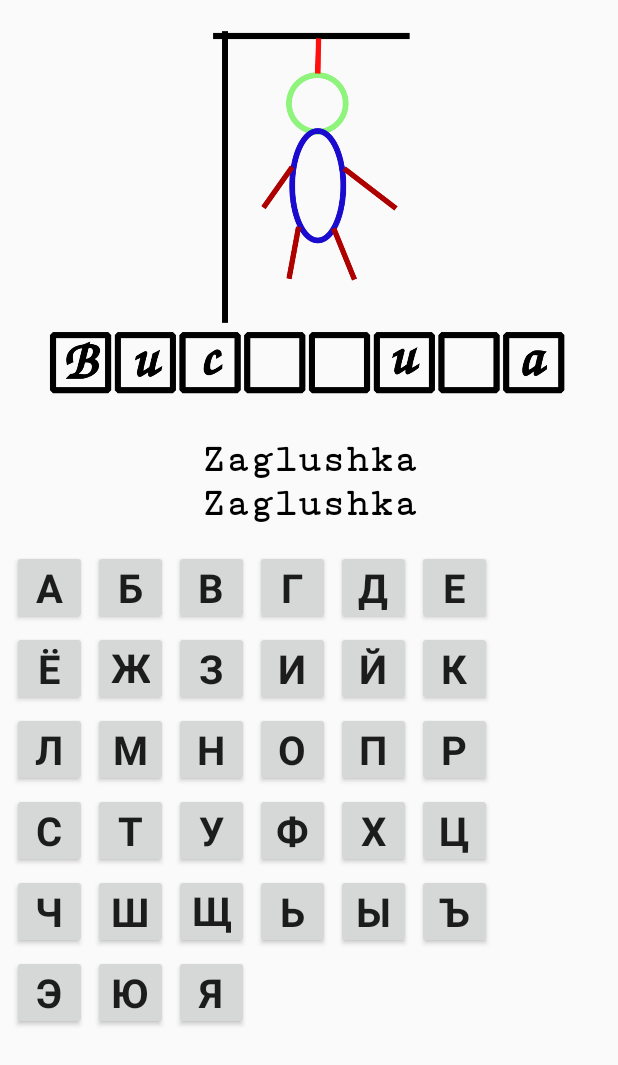
After one commit to Meownjik/Hangdroid, an Android app: the GameActivity screen opened directly, with no data from a screen before it, on a phone screen of 412 x 824 dp. The commit adds this screen. Shown: the top 1065 px of the screen. Run offline under Robolectric (Android 15) with nearby library versions, the phone set to English and light mode, and no system bars.

Commit message:
LettersEnFragment design

```diff
--- a/app/build.gradle
+++ b/app/build.gradle
@@ -26,6 +26,8 @@ dependencies {
     implementation fileTree(dir: "libs", include: ["*.jar"])
     implementation 'androidx.appcompat:appcompat:1.2.0'
     implementation 'androidx.constraintlayout:constraintlayout:2.0.3'
+    implementation 'androidx.legacy:legacy-support-v4:1.0.0'
+    implementation 'com.google.android:flexbox:2.0.1' //flexible layout https://github.com/google/flexbox-layout
     testImplementation 'junit:junit:4.12'
     androidTestImplementation 'androidx.test.ext:junit:1.1.2'
     androidTestImplementation 'androidx.test.espresso:espresso-core:3.3.0'
--- a/app/src/main/AndroidManifest.xml
+++ b/app/src/main/AndroidManifest.xml
@@ -9,7 +9,8 @@
         android:roundIcon="@mipmap/ic_launcher_round"
         android:supportsRtl="true"
         android:theme="@style/AppTheme">
-        <activity android:name=".InputWordActivity"></activity>
+        <activity android:name=".GameActivity"></activity>
+        <activity android:name=".InputWordActivity" />
         <activity android:name=".MainActivity">
             <intent-filter>
                 <action android:name="android.intent.action.MAIN" />
--- /dev/null
+++ b/app/src/main/java/com/wikia/meownjik/shibenitsa/GameActivity.java
@@ -0,0 +1,15 @@
+package com.wikia.meownjik.shibenitsa;
+
+import androidx.appcompat.app.AppCompatActivity;
+
+import android.os.Bundle;
+
+public class GameActivity extends AppCompatActivity {
+    LettersEnFragment enFragment;
+
+    @Override
+    protected void onCreate(Bundle savedInstanceState) {
+        super.onCreate(savedInstanceState);
+        setContentView(R.layout.activity_game);
+    }
+}
--- /dev/null
+++ b/app/src/main/java/com/wikia/meownjik/shibenitsa/LettersEnFragment.java
@@ -0,0 +1,90 @@
+package com.wikia.meownjik.shibenitsa;
+
+import android.content.Context;
+import android.os.Bundle;
+
+import androidx.fragment.app.Fragment;
+
+import android.util.Log;
+import android.view.LayoutInflater;
+import android.view.View;
+import android.view.ViewGroup;
+
+import com.wikia.meownjik.shibenitsa.businesslogic.Languages;
+
+public class LettersEnFragment extends Fragment {
+
+    public LettersEnFragment() {
+        // Required empty public constructor
+    }
+
+
+    @Override
+    public void onAttach(Context activity) {
+        //public void onAttach(Activity activity) {
+        super.onAttach(activity);
+        Log.d(MainActivity.TAG, "LettersEnFragment onAttach()");
+    }
+
+    public void onCreate(Bundle savedInstanceState) {
+        super.onCreate(savedInstanceState);
+        Log.d(MainActivity.TAG, "LettersEnFragment onCreate()");
+    }
+
+    @Override
+    public View onCreateView(LayoutInflater inflater, ViewGroup container,
+                             Bundle savedInstanceState) {
+        // Inflate the layout for this fragment
+        //return inflater.inflate(R.layout.fragment_LettersEnFragment, container, false);
+        Log.d(MainActivity.TAG, "LettersEnFragment onCreateView()");
+        return inflater.inflate(R.layout.fragment_letters_en, null);
+    }
+
+    @Override
+    public void onActivityCreated(Bundle savedInstanceState) {
+        super.onActivityCreated(savedInstanceState);
+        Log.d(MainActivity.TAG, "LettersEnFragment onActivityCreated()");
+    }
+
+    @Override
+    public void onStart() {
+        super.onStart();
+        Log.d(MainActivity.TAG, "LettersEnFragment onStart()");
+    }
+
+    @Override
+    public void onResume() {
+        super.onResume();
+        Log.d(MainActivity.TAG, "LettersEnFragment onResume()");
+    }
+
+    @Override
+    public void onPause() {
+        super.onPause();
+        Log.d(MainActivity.TAG, "LettersEnFragment onPause()");
+    }
+
+    @Override
+    public void onStop() {
+        super.onStop();
+        Log.d(MainActivity.TAG, "LettersEnFragment onStop()");
+    }
+
+    @Override
+    public void onDestroyView() {
+        super.onDestroyView();
+        Log.d(MainActivity.TAG, "LettersEnFragment onDestroyView()");
+    }
+
+    @Override
+    public void onDestroy() {
+        super.onDestroy();
+        Log.d(MainActivity.TAG, "LettersEnFragment onDestroy()");
+    }
+
+    @Override
+    public void onDetach() {
+        super.onDetach();
+        Log.d(MainActivity.TAG, "LettersEnFragment onDetach()");
+    }
+}
--- a/app/src/main/java/com/wikia/meownjik/shibenitsa/MainActivity.java
+++ b/app/src/main/java/com/wikia/meownjik/shibenitsa/MainActivity.java
@@ -15,7 +15,7 @@ import android.widget.Spinner;
 import android.widget.Toast;
 
 public class MainActivity extends AppCompatActivity {
-    private static final String TAG = "shibenitsaLogs";
+    public static final String TAG = "shibenitsaLogs";
     private Button play1;
     private Button play2;
     private Button words;
--- /dev/null
+++ b/app/src/main/res/layout/activity_game.xml
@@ -0,0 +1,57 @@
+<?xml version="1.0" encoding="utf-8"?>
+<androidx.constraintlayout.widget.ConstraintLayout xmlns:android="http://schemas.android.com/apk/res/android"
+    xmlns:app="http://schemas.android.com/apk/res-auto"
+    xmlns:tools="http://schemas.android.com/tools"
+    android:layout_width="match_parent"
+    android:layout_height="match_parent"
+    tools:context=".GameActivity">
+    <ImageView
+        android:id="@+id/picture"
+        android:layout_width="0dp"
+        android:layout_height="251dp"
+        android:layout_marginStart="16dp"
+        android:layout_marginLeft="16dp"
+        android:layout_marginTop="16dp"
+        android:layout_marginEnd="16dp"
+        android:layout_marginRight="16dp"
+        android:src="@drawable/viselitsa"
+        app:layout_constraintEnd_toEndOf="parent"
+        app:layout_constraintStart_toStartOf="parent"
+        app:layout_constraintTop_toTopOf="parent"
+        app:srcCompat="@drawable/viselitsa" />
+
+    <TextView
+        android:id="@+id/textViewWord"
+        android:layout_width="wrap_content"
+        android:layout_height="wrap_content"
+        android:layout_marginStart="32dp"
+        android:layout_marginLeft="32dp"
+        android:layout_marginTop="24dp"
+        android:layout_marginEnd="32dp"
+        android:layout_marginRight="32dp"
+        android:ems="10"
+        android:textSize="12pt"
+        android:textColor="@android:color/black"
+        android:textAlignment="center"
+        android:gravity="center_horizontal"
+        android:textStyle="bold"
+        app:fontFamily="serif-monospace"
+
+        app:layout_constraintEnd_toEndOf="parent"
+        app:layout_constraintStart_toStartOf="parent"
+        app:layout_constraintTop_toBottomOf="@+id/picture"
+        android:text="Zaglushka Zaglushka" />
+
+    <fragment
+        android:id="@+id/fragmentLetters"
+        android:name="com.wikia.meownjik.shibenitsa.LettersEnFragment"
+        android:layout_width="0dp"
+        android:layout_height="0dp"
+        android:layout_marginTop="8dp"
+        android:layout_marginBottom="16dp"
+        app:layout_constraintBottom_toBottomOf="parent"
+        app:layout_constraintEnd_toEndOf="parent"
+        app:layout_constraintStart_toStartOf="parent"
+        app:layout_constraintTop_toBottomOf="@+id/textViewWord"
+        tools:layout="@layout/fragment_letters_en" />
+</androidx.constraintlayout.widget.ConstraintLayout>
--- /dev/null
+++ b/app/src/main/res/layout/fragment_letters_en.xml
@@ -0,0 +1,521 @@
+<?xml version="1.0" encoding="utf-8"?>
+<FrameLayout xmlns:android="http://schemas.android.com/apk/res/android"
+    xmlns:app="http://schemas.android.com/apk/res-auto"
+    xmlns:tools="http://schemas.android.com/tools"
+    android:layout_width="match_parent"
+    android:layout_height="match_parent"
+    tools:context=".LettersEnFragment">
+
+<androidx.constraintlayout.widget.ConstraintLayout
+    android:layout_width="wrap_content"
+    android:layout_height="wrap_content">
+<!-- FIRST ROW -->
+    <Button
+        android:id="@+id/buttonA"
+        android:layout_width="50dp"
+        android:layout_height="50dp"
+        android:layout_marginStart="8dp"
+        android:layout_marginLeft="8dp"
+        android:layout_marginTop="8dp"
+        android:gravity="center"
+        android:text="А"
+        android:textSize="12pt"
+        android:textStyle="bold"
+        app:fontFamily="serif-monospace"
+        app:layout_constraintStart_toStartOf="parent"
+        app:layout_constraintTop_toTopOf="parent" />
+
+    <Button
+        android:id="@+id/buttonB"
+        android:layout_width="50dp"
+        android:layout_height="50dp"
+        android:layout_marginStart="4dp"
+        android:layout_marginLeft="4dp"
+        android:layout_marginTop="8dp"
+        android:text="Б"
+        app:fontFamily="serif-monospace"
+        android:gravity="center"
+        android:textStyle="bold"
+        android:textSize="12pt"
+        app:layout_constraintStart_toEndOf="@+id/buttonA"
+        app:layout_constraintTop_toTopOf="parent" />
+
+    <Button
+        android:id="@+id/buttonV"
+        android:layout_width="50dp"
+        android:layout_height="50dp"
+        android:layout_marginStart="4dp"
+        android:layout_marginLeft="4dp"
+        android:layout_marginTop="8dp"
+        android:text="В"
+        app:fontFamily="serif-monospace"
+        android:gravity="center"
+        android:textStyle="bold"
+        android:textSize="12pt"
+        app:layout_constraintStart_toEndOf="@+id/buttonB"
+        app:layout_constraintTop_toTopOf="parent" />
+
+    <Button
+        android:id="@+id/buttonG"
+        android:layout_width="50dp"
+        android:layout_height="50dp"
+        android:layout_marginStart="4dp"
+        android:layout_marginLeft="4dp"
+        android:layout_marginTop="8dp"
+        android:gravity="center"
+        android:text="Г"
+        android:textSize="12pt"
+        android:textStyle="bold"
+        app:fontFamily="serif-monospace"
+        app:layout_constraintStart_toEndOf="@+id/buttonV"
+        app:layout_constraintTop_toTopOf="parent" />
+
+    <Button
+        android:id="@+id/buttonD"
+        android:layout_width="50dp"
+        android:layout_height="50dp"
+        android:layout_marginStart="4dp"
+        android:layout_marginLeft="4dp"
+        android:layout_marginTop="8dp"
+        android:gravity="center"
+        android:text="Д"
+        android:textSize="12pt"
+        android:textStyle="bold"
+        app:fontFamily="serif-monospace"
+        app:layout_constraintStart_toEndOf="@+id/buttonG"
+        app:layout_constraintTop_toTopOf="parent" />
+
+    <Button
+        android:id="@+id/buttonYe"
+        android:layout_width="50dp"
+        android:layout_height="50dp"
+        android:layout_marginStart="4dp"
+        android:layout_marginLeft="4dp"
+        android:layout_marginTop="8dp"
+        android:gravity="center"
+        android:text="Е"
+        android:textSize="12pt"
+        android:textStyle="bold"
+        app:fontFamily="serif-monospace"
+        app:layout_constraintStart_toEndOf="@+id/buttonD"
+        app:layout_constraintTop_toTopOf="parent" />
+
+<!--    SECOND ROW -->
+
+    <Button
+        android:id="@+id/buttonYo"
+        android:layout_width="50dp"
+        android:layout_height="50dp"
+        android:layout_marginStart="8dp"
+        android:layout_marginLeft="8dp"
+        android:layout_marginTop="4dp"
+        android:text="Ё"
+        app:fontFamily="serif-monospace"
+        android:gravity="center"
+        android:textStyle="bold"
+        android:textSize="12pt"
+        app:layout_constraintStart_toStartOf="parent"
+        app:layout_constraintTop_toBottomOf="@+id/buttonA" />
+
+    <Button
+        android:id="@+id/buttonZh"
+        android:layout_width="50dp"
+        android:layout_height="50dp"
+        android:layout_marginStart="4dp"
+        android:layout_marginLeft="4dp"
+        android:layout_marginTop="4dp"
+        android:text="Ж"
+        app:fontFamily="serif-monospace"
+        android:gravity="center"
+        android:textStyle="bold"
+        android:textSize="12pt"
+        app:layout_constraintStart_toEndOf="@+id/buttonA"
+        app:layout_constraintTop_toBottomOf="@+id/buttonA" />
+
+    <Button
+        android:id="@+id/buttonZ"
+        android:layout_width="50dp"
+        android:layout_height="50dp"
+        android:layout_marginStart="4dp"
+        android:layout_marginLeft="4dp"
+        android:layout_marginTop="4dp"
+        android:text="З"
+        app:fontFamily="serif-monospace"
+        android:gravity="center"
+        android:textStyle="bold"
+        android:textSize="12pt"
+        app:layout_constraintStart_toEndOf="@+id/buttonB"
+        app:layout_constraintTop_toBottomOf="@+id/buttonA" />
+
+    <Button
+        android:id="@+id/buttonI"
+        android:layout_width="50dp"
+        android:layout_height="50dp"
+        android:layout_marginTop="4dp"
+        android:layout_marginEnd="4dp"
+        android:layout_marginRight="4dp"
+        android:gravity="center"
+        android:text="И"
+        android:textSize="12pt"
+        android:textStyle="bold"
+        app:fontFamily="serif-monospace"
+        app:layout_constraintEnd_toStartOf="@+id/buttonD"
+        app:layout_constraintTop_toBottomOf="@+id/buttonA" />
+
+    <Button
+        android:id="@+id/buttonJ"
+        android:layout_width="50dp"
+        android:layout_height="50dp"
+        android:layout_marginTop="4dp"
+        android:layout_marginEnd="4dp"
+        android:layout_marginRight="4dp"
+        android:gravity="center"
+        android:text="Й"
+        android:textSize="12pt"
+        android:textStyle="bold"
+        app:fontFamily="serif-monospace"
+        app:layout_constraintEnd_toStartOf="@+id/buttonYe"
+        app:layout_constraintTop_toBottomOf="@+id/buttonA" />
+
+    <Button
+        android:id="@+id/buttonK"
+        android:layout_width="50dp"
+        android:layout_height="50dp"
+        android:layout_marginStart="4dp"
+        android:layout_marginLeft="4dp"
+        android:layout_marginTop="4dp"
+        android:gravity="center"
+        android:text="К"
+        android:textSize="12pt"
+        android:textStyle="bold"
+        app:fontFamily="serif-monospace"
+        app:layout_constraintStart_toEndOf="@+id/buttonD"
+        app:layout_constraintTop_toBottomOf="@+id/buttonA" />
+
+<!--    THIRD ROW -->
+
+    <Button
+        android:id="@+id/buttonL"
+        android:layout_width="50dp"
+        android:layout_height="50dp"
+        android:layout_marginStart="8dp"
+        android:layout_marginLeft="8dp"
+        android:layout_marginTop="4dp"
+        android:text="Л"
+        app:fontFamily="serif-monospace"
+        android:gravity="center"
+        android:textStyle="bold"
+        android:textSize="12pt"
+        app:layout_constraintStart_toStartOf="parent"
+        app:layout_constraintTop_toBottomOf="@+id/buttonYo" />
+
+    <Button
+        android:id="@+id/buttonM"
+        android:layout_width="50dp"
+        android:layout_height="50dp"
+        android:layout_marginStart="4dp"
+        android:layout_marginLeft="4dp"
+        android:layout_marginTop="4dp"
+        android:text="М"
+        app:fontFamily="serif-monospace"
+        android:gravity="center"
+        android:textStyle="bold"
+        android:textSize="12pt"
+        app:layout_constraintStart_toEndOf="@+id/buttonA"
+        app:layout_constraintTop_toBottomOf="@+id/buttonYo" />
+
+    <Button
+        android:id="@+id/buttonN"
+        android:layout_width="50dp"
+        android:layout_height="50dp"
+        android:layout_marginStart="4dp"
+        android:layout_marginLeft="4dp"
+        android:layout_marginTop="4dp"
+        android:text="Н"
+        app:fontFamily="serif-monospace"
+        android:gravity="center"
+        android:textStyle="bold"
+        android:textSize="12pt"
+        app:layout_constraintStart_toEndOf="@+id/buttonB"
+        app:layout_constraintTop_toBottomOf="@+id/buttonYo" />
+
+    <Button
+        android:id="@+id/buttonO"
+        android:layout_width="50dp"
+        android:layout_height="50dp"
+        android:layout_marginTop="4dp"
+        android:layout_marginEnd="4dp"
+        android:layout_marginRight="4dp"
+        android:gravity="center"
+        android:text="О"
+        android:textSize="12pt"
+        android:textStyle="bold"
+        app:fontFamily="serif-monospace"
+        app:layout_constraintEnd_toStartOf="@+id/buttonD"
+        app:layout_constraintTop_toBottomOf="@+id/buttonYo" />
+
+    <Button
+        android:id="@+id/buttonP"
+        android:layout_width="50dp"
+        android:layout_height="50dp"
+        android:layout_marginTop="4dp"
+        android:layout_marginEnd="4dp"
+        android:layout_marginRight="4dp"
+        android:gravity="center"
+        android:text="П"
+        android:textSize="12pt"
+        android:textStyle="bold"
+        app:fontFamily="serif-monospace"
+        app:layout_constraintEnd_toStartOf="@+id/buttonYe"
+        app:layout_constraintTop_toBottomOf="@+id/buttonYo" />
+
+    <Button
+        android:id="@+id/buttonR"
+        android:layout_width="50dp"
+        android:layout_height="50dp"
+        android:layout_marginStart="4dp"
+        android:layout_marginLeft="4dp"
+        android:layout_marginTop="4dp"
+        android:gravity="center"
+        android:text="Р"
+        android:textSize="12pt"
+        android:textStyle="bold"
+        app:fontFamily="serif-monospace"
+        app:layout_constraintStart_toEndOf="@+id/buttonD"
+        app:layout_constraintTop_toBottomOf="@+id/buttonYo" />
+
+<!--    FOURTH ROW -->
+
+    <Button
+        android:id="@+id/buttonS"
+        android:layout_width="50dp"
+        android:layout_height="50dp"
+        android:layout_marginStart="8dp"
+        android:layout_marginLeft="8dp"
+        android:layout_marginTop="4dp"
+        android:text="С"
+        app:fontFamily="serif-monospace"
+        android:gravity="center"
+        android:textStyle="bold"
+        android:textSize="12pt"
+        app:layout_constraintStart_toStartOf="parent"
+        app:layout_constraintTop_toBottomOf="@+id/buttonL" />
+
+    <Button
+        android:id="@+id/buttonT"
+        android:layout_width="50dp"
+        android:layout_height="50dp"
+        android:layout_marginStart="4dp"
+        android:layout_marginLeft="4dp"
+        android:layout_marginTop="4dp"
+        android:text="Т"
+        app:fontFamily="serif-monospace"
+        android:gravity="center"
+        android:textStyle="bold"
+        android:textSize="12pt"
+        app:layout_constraintStart_toEndOf="@+id/buttonA"
+        app:layout_constraintTop_toBottomOf="@+id/buttonL" />
+
+    <Button
+        android:id="@+id/buttonU"
+        android:layout_width="50dp"
+        android:layout_height="50dp"
+        android:layout_marginStart="4dp"
+        android:layout_marginLeft="4dp"
+        android:layout_marginTop="4dp"
+        android:text="У"
+        app:fontFamily="serif-monospace"
+        android:gravity="center"
+        android:textStyle="bold"
+        android:textSize="12pt"
+        app:layout_constraintStart_toEndOf="@+id/buttonB"
+        app:layout_constraintTop_toBottomOf="@+id/buttonL" />
+
+    <Button
+        android:id="@+id/buttonF"
+        android:layout_width="50dp"
+        android:layout_height="50dp"
+        android:layout_marginTop="4dp"
+        android:layout_marginEnd="4dp"
+        android:layout_marginRight="4dp"
+        android:gravity="center"
+        android:text="Ф"
+        android:textSize="12pt"
+        android:textStyle="bold"
+        app:fontFamily="serif-monospace"
+        app:layout_constraintEnd_toStartOf="@+id/buttonD"
+        app:layout_constraintTop_toBottomOf="@+id/buttonL" />
+
+    <Button
+        android:id="@+id/buttonH"
+        android:layout_width="50dp"
+        android:layout_height="50dp"
+        android:layout_marginTop="4dp"
+        android:layout_marginEnd="4dp"
+        android:layout_marginRight="4dp"
+        android:gravity="center"
+        android:text="Х"
+        android:textSize="12pt"
+        android:textStyle="bold"
+        app:fontFamily="serif-monospace"
+        app:layout_constraintEnd_toStartOf="@+id/buttonYe"
+        app:layout_constraintTop_toBottomOf="@+id/buttonL" />
+
+    <Button
+        android:id="@+id/buttonTs"
+        android:layout_width="50dp"
+        android:layout_height="50dp"
+        android:layout_marginStart="4dp"
+        android:layout_marginLeft="4dp"
+        android:layout_marginTop="4dp"
+        android:gravity="center"
+        android:text="Ц"
+        android:textSize="12pt"
+        android:textStyle="bold"
+        app:fontFamily="serif-monospace"
+        app:layout_constraintStart_toEndOf="@+id/buttonD"
+        app:layout_constraintTop_toBottomOf="@+id/buttonL" />
+
+<!--    FIFTH ROW -->
+
+    <Button
+        android:id="@+id/buttonCh"
+        android:layout_width="50dp"
+        android:layout_height="50dp"
+        android:layout_marginStart="8dp"
+        android:layout_marginLeft="8dp"
+        android:layout_marginTop="4dp"
+        android:text="Ч"
+        app:fontFamily="serif-monospace"
+        android:gravity="center"
+        android:textStyle="bold"
+        android:textSize="12pt"
+        app:layout_constraintStart_toStartOf="parent"
+        app:layout_constraintTop_toBottomOf="@+id/buttonS" />
+
+    <Button
+        android:id="@+id/buttonSh"
+        android:layout_width="50dp"
+        android:layout_height="50dp"
+        android:layout_marginStart="4dp"
+        android:layout_marginLeft="4dp"
+        android:layout_marginTop="4dp"
+        android:text="Ш"
+        app:fontFamily="serif-monospace"
+        android:gravity="center"
+        android:textStyle="bold"
+        android:textSize="12pt"
+        app:layout_constraintStart_toEndOf="@+id/buttonA"
+        app:layout_constraintTop_toBottomOf="@+id/buttonS" />
+
+    <Button
+        android:id="@+id/buttonShch"
+        android:layout_width="50dp"
+        android:layout_height="50dp"
+        android:layout_marginStart="4dp"
+        android:layout_marginLeft="4dp"
+        android:layout_marginTop="4dp"
+        android:text="Щ"
+        app:fontFamily="serif-monospace"
+        android:gravity="center"
+        android:textStyle="bold"
+        android:textSize="12pt"
+        app:layout_constraintStart_toEndOf="@+id/buttonB"
+        app:layout_constraintTop_toBottomOf="@+id/buttonS" />
+
+    <Button
+        android:id="@+id/buttonSoftSign"
+        android:layout_width="50dp"
+        android:layout_height="50dp"
+        android:layout_marginTop="4dp"
+        android:layout_marginEnd="4dp"
+        android:layout_marginRight="4dp"
+        android:gravity="center"
+        android:text="Ь"
+        android:textSize="12pt"
+        android:textStyle="bold"
+        app:fontFamily="serif-monospace"
+        app:layout_constraintEnd_toStartOf="@+id/buttonD"
+        app:layout_constraintTop_toBottomOf="@+id/buttonS" />
+
+    <Button
+        android:id="@+id/buttonY"
+        android:layout_width="50dp"
+        android:layout_height="50dp"
+        android:layout_marginTop="4dp"
+        android:layout_marginEnd="4dp"
+        android:layout_marginRight="4dp"
+        android:gravity="center"
+        android:text="Ы"
+        android:textSize="12pt"
+        android:textStyle="bold"
+        app:fontFamily="serif-monospace"
+        app:layout_constraintEnd_toStartOf="@+id/buttonYe"
+        app:layout_constraintTop_toBottomOf="@+id/buttonS" />
+
+    <Button
+        android:id="@+id/buttonHardSign"
+        android:layout_width="50dp"
+        android:layout_height="50dp"
+        android:layout_marginStart="4dp"
+        android:layout_marginLeft="4dp"
+        android:layout_marginTop="4dp"
+        android:gravity="center"
+        android:text="Ъ"
+        android:textSize="12pt"
+        android:textStyle="bold"
+        app:fontFamily="serif-monospace"
+        app:layout_constraintStart_toEndOf="@+id/buttonD"
+        app:layout_constraintTop_toBottomOf="@+id/buttonS" />
+
+    <!--    SIXTHS ROW -->
+
+    <Button
+        android:id="@+id/buttonE"
+        android:layout_width="50dp"
+        android:layout_height="50dp"
+        android:layout_marginStart="8dp"
+        android:layout_marginLeft="8dp"
+        android:layout_marginTop="4dp"
+        android:text="Э"
+        app:fontFamily="serif-monospace"
+        android:gravity="center"
+        android:textStyle="bold"
+        android:textSize="12pt"
+        app:layout_constraintStart_toStartOf="parent"
+        app:layout_constraintTop_toBottomOf="@+id/buttonCh" />
+
+    <Button
+        android:id="@+id/buttonYu"
+        android:layout_width="50dp"
+        android:layout_height="50dp"
+        android:layout_marginStart="4dp"
+        android:layout_marginLeft="4dp"
+        android:layout_marginTop="4dp"
+        android:text="Ю"
+        app:fontFamily="serif-monospace"
+        android:gravity="center"
+        android:textStyle="bold"
+        android:textSize="12pt"
+        app:layout_constraintStart_toEndOf="@+id/buttonA"
+        app:layout_constraintTop_toBottomOf="@+id/buttonCh" />
+
+    <Button
+        android:id="@+id/buttonYa"
+        android:layout_width="50dp"
+        android:layout_height="50dp"
+        android:layout_marginStart="4dp"
+        android:layout_marginLeft="4dp"
+        android:layout_marginTop="4dp"
+        android:text="Я"
+        app:fontFamily="serif-monospace"
+        android:gravity="center"
+        android:textStyle="bold"
+        android:textSize="12pt"
+        app:layout_constraintStart_toEndOf="@+id/buttonB"
+        app:layout_constraintTop_toBottomOf="@+id/buttonCh" />
+
+</androidx.constraintlayout.widget.ConstraintLayout>
+
+
+</FrameLayout>
--- a/app/src/main/res/values/strings.xml
+++ b/app/src/main/res/values/strings.xml
@@ -1,3 +1,5 @@
 <resources>
     <string name="app_name">Shibenitsa</string>
+    <!-- TODO: Remove or change this placeholder text -->
+    <string name="hello_blank_fragment">Hello blank fragment</string>
 </resources>
```
